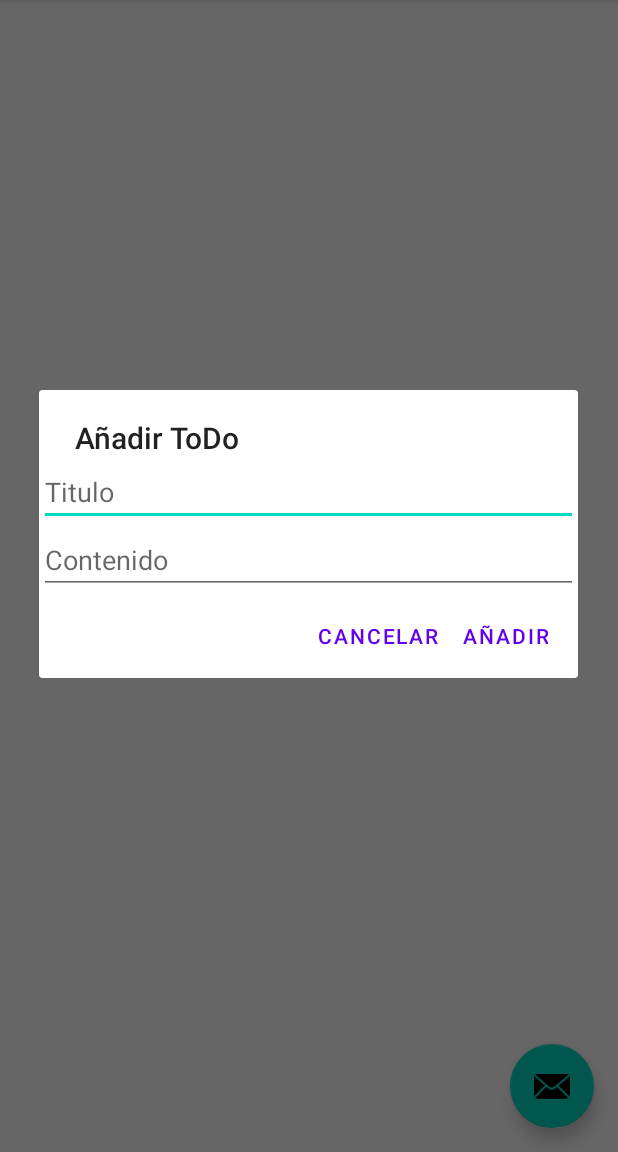
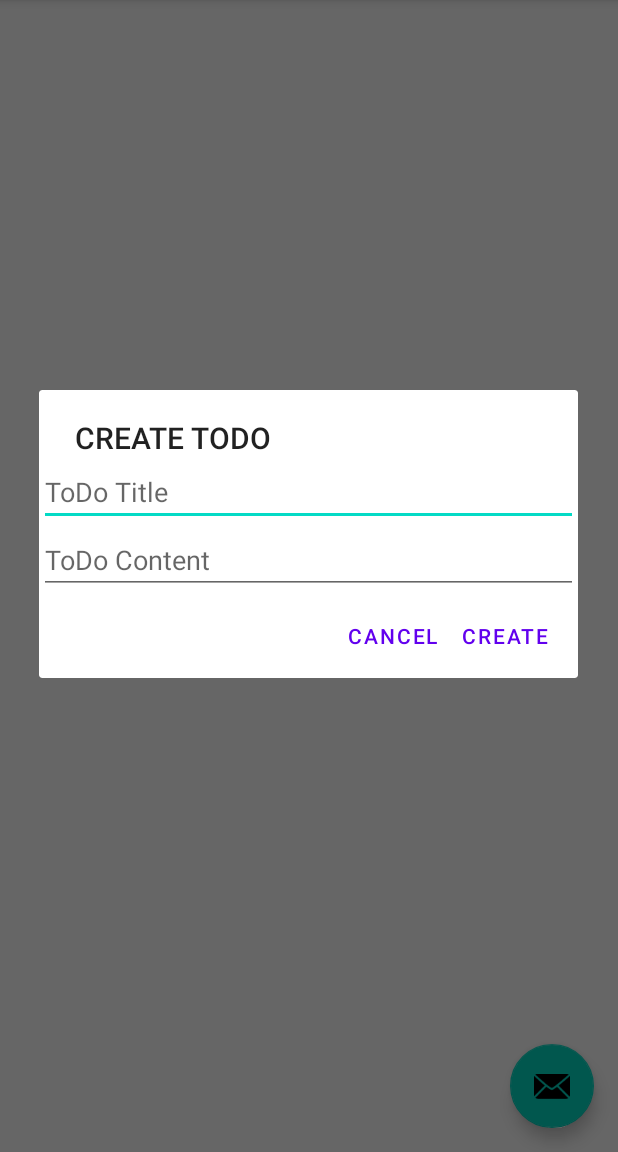
Before and after one commit to LaTuyaMas/06ReciclerViews, an Android app: the screen it shows after launch (MainActivity), after a tap on an icon or button, on a phone screen of 412 x 824 dp, the part 84-1236 px from its top. Run offline under Robolectric (Android 15) with nearby library versions, the phone set to English and light mode, and no system bars.

Commit message:
Ejemplo completado

```diff
--- a/app/src/main/java/com/example/a06_reciclerviews/MainActivity.java
+++ b/app/src/main/java/com/example/a06_reciclerviews/MainActivity.java
@@ -1,6 +1,7 @@
 package com.example.a06_reciclerviews;
 
 import android.content.DialogInterface;
+import android.content.res.Configuration;
 import android.os.Bundle;
 
 import com.example.a06_reciclerviews.adapters.todosAdapter;
@@ -10,6 +11,7 @@ import com.example.a06_reciclerviews.modelo.ToDo;
 import androidx.annotation.NonNull;
 import androidx.appcompat.app.AlertDialog;
 import androidx.appcompat.app.AppCompatActivity;
+import androidx.recyclerview.widget.GridLayoutManager;
 import androidx.recyclerview.widget.LinearLayoutManager;
 import androidx.recyclerview.widget.RecyclerView;
 
@@ -42,9 +44,17 @@ public class MainActivity extends AppCompatActivity {
 
         // crearTodos();
 
+        // Orientaciones del movil
+        // getResources().getConfiguration().orientation
+        // PORTRAIT -> Vertical
+        // LANDSCAPE -> Horizontal
+
+        int columnas;
+
+        columnas = getResources().getConfiguration().orientation == Configuration.ORIENTATION_PORTRAIT ? 1 : 2;
+
         adapter = new todosAdapter(MainActivity.this, todosList, R.layout.todo_model_view);
-        layoutManager = new LinearLayoutManager(MainActivity.this);
-
+        layoutManager = new GridLayoutManager(MainActivity.this, columnas);
         binding.contentMain.contenedor.setAdapter(adapter);
         binding.contentMain.contenedor.setLayoutManager(layoutManager);
 
@@ -61,7 +71,7 @@ public class MainActivity extends AppCompatActivity {
     //Ventana emergente para crear un nuevo ToDo
     private AlertDialog createToDo() {
         AlertDialog.Builder builder = new AlertDialog.Builder(MainActivity.this);
-        builder.setTitle("Añadir ToDo");
+        builder.setTitle(getString(R.string.create_title));
         builder.setCancelable(false);
         // TENEMOS QUE CREAR UN LAYOUT
         View alertView = LayoutInflater.from(MainActivity.this). inflate(R.layout.todo_model_alert, null);
@@ -69,8 +79,8 @@ public class MainActivity extends AppCompatActivity {
         TextView txtContenido = alertView.findViewById(R.id.txtContenidoToDoModelAlert);
         builder.setView(alertView);
         // CREAR BOTONES
-        builder.setNegativeButton("CANCELAR", null);
-        builder.setPositiveButton("AÑADIR", new DialogInterface.OnClickListener() {
+        builder.setNegativeButton(getResources().getString(R.string.btn_negative), null);
+        builder.setPositiveButton(getResources().getString(R.string.btn_positive_create), new DialogInterface.OnClickListener() {
             @Override
             public void onClick(DialogInterface dialogInterface, int i) {
                 if (!txtTitulo.getText().toString().isEmpty() && !txtContenido.getText().toString().isEmpty()){
@@ -87,6 +97,7 @@ public class MainActivity extends AppCompatActivity {
         return builder.create();
     }
 
+    // Sin recycler View
     private void crearTodos() {
         for (int i = 0; i < 1000; i++) {
             todosList.add(new ToDo("Tarea "+i, "Contenido "+i, false));
--- a/app/src/main/java/com/example/a06_reciclerviews/adapters/todosAdapter.java
+++ b/app/src/main/java/com/example/a06_reciclerviews/adapters/todosAdapter.java
@@ -3,7 +3,6 @@ package com.example.a06_reciclerviews.adapters;
 import android.app.AlertDialog;
 import android.content.Context;
 import android.content.DialogInterface;
-import android.content.Intent;
 import android.graphics.Color;
 import android.view.LayoutInflater;
 import android.view.View;
@@ -13,16 +12,10 @@ import android.widget.ImageButton;
 import android.widget.TextView;
 import android.widget.Toast;
 
-import androidx.activity.result.ActivityResult;
-import androidx.activity.result.ActivityResultCallback;
-import androidx.activity.result.ActivityResultLauncher;
-import androidx.activity.result.contract.ActivityResultContracts;
 import androidx.annotation.NonNull;
 import androidx.recyclerview.widget.RecyclerView;
 
-import com.example.a06_reciclerviews.MainActivity;
 import com.example.a06_reciclerviews.R;
-import com.example.a06_reciclerviews.config.Constantes;
 import com.example.a06_reciclerviews.modelo.ToDo;
 
 import java.util.ArrayList;
@@ -154,7 +147,7 @@ public class todosAdapter extends RecyclerView.Adapter<todosAdapter.TodoVH> {
         txtContenido.setText(todo.getContenido());
 
         // CREAR BOTONES
-        builder.setNegativeButton("CANCELAR", null);
+        builder.setNegativeButton(context.getString(R.string.btn_negative), null);
         builder.setPositiveButton("EDITAR", new DialogInterface.OnClickListener() {
             @Override
             public void onClick(DialogInterface dialogInterface, int i) {
--- a/app/src/main/res/layout/todo_model_alert.xml
+++ b/app/src/main/res/layout/todo_model_alert.xml
@@ -12,7 +12,7 @@
         android:layout_height="wrap_content"
         android:layout_weight="1"
         android:ems="10"
-        android:hint="Titulo"
+        android:hint="@string/titulo_todo"
         android:inputType="textPersonName"
         tools:ignore="TouchTargetSizeCheck" />
 
@@ -22,7 +22,7 @@
         android:layout_height="wrap_content"
         android:layout_weight="1"
         android:ems="10"
-        android:hint="Contenido"
+        android:hint="@string/contenido_todo"
         android:inputType="textPersonName"
         tools:ignore="TouchTargetSizeCheck" />
 </LinearLayout>
--- a/app/src/main/res/values/strings.xml
+++ b/app/src/main/res/values/strings.xml
@@ -1,12 +1,11 @@
 <resources>
     <string name="app_name">06 - ReciclerViews</string>
     <string name="action_settings">Settings</string>
-    <!-- Strings used for fragments for navigation -->
-    <string name="first_fragment_label">First Fragment</string>
-    <string name="second_fragment_label">Second Fragment</string>
-    <string name="next">Next</string>
-    <string name="previous">Previous</string>
+    <!-- ALERT CREAR/EDITAR -->
+    <string name="btn_positive_create">CREATE</string>
+    <string name="btn_negative">CANCEL</string>
+    <string name="create_title">CREATE TODO</string>
+    <string name="titulo_todo">ToDo Title</string>
+    <string name="contenido_todo">ToDo Content</string>
 
-    <string name="hello_first_fragment">Hello first fragment</string>
-    <string name="hello_second_fragment">Hello second fragment. Arg: %1$s</string>
 </resources>
```
Also changed, not shown: 2 other files.
